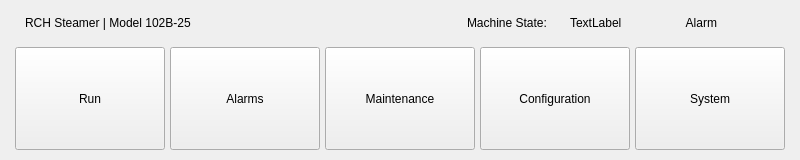
First picture: the form in ui/resources/Navigation_widget.ui, repository tamdak-dan/rch-steamer, before the edit.
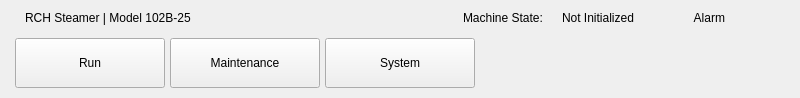
Second picture: the form after the edit.

Commit message: Run page buttons and slider working properly

The edit to the form file:
```diff
--- a/ui/resources/Navigation_widget.ui
+++ b/ui/resources/Navigation_widget.ui
@@ -7,7 +7,7 @@
     <x>0</x>
     <y>0</y>
     <width>800</width>
-    <height>160</height>
+    <height>98</height>
    </rect>
   </property>
   <property name="sizePolicy">
@@ -115,7 +115,7 @@
           </sizepolicy>
          </property>
          <property name="text">
-          <string>TextLabel</string>
+          <string>Not Initialized</string>
          </property>
         </widget>
        </item>
@@ -196,7 +196,7 @@
     </layout>
    </item>
    <item>
-    <layout class="QHBoxLayout" name="horizontalLayout" stretch="1,1,1,1,1">
+    <layout class="QHBoxLayout" name="horizontalLayout" stretch="1,1,1,0">
      <property name="spacing">
       <number>5</number>
      </property>
@@ -212,53 +212,34 @@
      <item>
       <widget class="QPushButton" name="btn_to_RunScreen">
        <property name="sizePolicy">
-        <sizepolicy hsizetype="Expanding" vsizetype="Expanding">
+        <sizepolicy hsizetype="Maximum" vsizetype="Maximum">
          <horstretch>1</horstretch>
          <verstretch>0</verstretch>
         </sizepolicy>
        </property>
+       <property name="minimumSize">
+        <size>
+         <width>150</width>
+         <height>50</height>
+        </size>
+       </property>
        <property name="text">
         <string>Run</string>
        </property>
       </widget>
      </item>
-     <item>
-      <widget class="QPushButton" name="btn_to_AlarmScreen">
-       <property name="sizePolicy">
-        <sizepolicy hsizetype="Expanding" vsizetype="Expanding">
-         <horstretch>1</horstretch>
-         <verstretch>0</verstretch>
-        </sizepolicy>
-       </property>
-       <property name="minimumSize">
-        <size>
-         <width>0</width>
-         <height>0</height>
-        </size>
-       </property>
-       <property name="maximumSize">
-        <size>
-         <width>16777215</width>
-         <height>16777215</height>
-        </size>
-       </property>
-       <property name="text">
-        <string>Alarms</string>
-       </property>
-      </widget>
-     </item>
      <item>
       <widget class="QPushButton" name="btn_to_MaintScreen">
        <property name="sizePolicy">
-        <sizepolicy hsizetype="Expanding" vsizetype="Expanding">
+        <sizepolicy hsizetype="Maximum" vsizetype="Maximum">
          <horstretch>1</horstretch>
          <verstretch>0</verstretch>
         </sizepolicy>
        </property>
        <property name="minimumSize">
         <size>
-         <width>0</width>
-         <height>0</height>
+         <width>150</width>
+         <height>50</height>
         </size>
        </property>
        <property name="maximumSize">
@@ -272,43 +253,18 @@
        </property>
       </widget>
      </item>
-     <item>
-      <widget class="QPushButton" name="btn_to_ConfigScreen">
-       <property name="sizePolicy">
-        <sizepolicy hsizetype="Expanding" vsizetype="Expanding">
-         <horstretch>1</horstretch>
-         <verstretch>0</verstretch>
-        </sizepolicy>
-       </property>
-       <property name="minimumSize">
-        <size>
-         <width>0</width>
-         <height>0</height>
-        </size>
-       </property>
-       <property name="maximumSize">
-        <size>
-         <width>16777215</width>
-         <height>16777215</height>
-        </size>
-       </property>
-       <property name="text">
-        <string>Configuration</string>
-       </property>
-      </widget>
-     </item>
      <item>
       <widget class="QPushButton" name="btn_to_SystemScreen">
        <property name="sizePolicy">
-        <sizepolicy hsizetype="Expanding" vsizetype="Expanding">
-         <horstretch>0</horstretch>
+        <sizepolicy hsizetype="Maximum" vsizetype="Maximum">
+         <horstretch>1</horstretch>
          <verstretch>0</verstretch>
         </sizepolicy>
        </property>
        <property name="minimumSize">
         <size>
-         <width>0</width>
-         <height>0</height>
+         <width>150</width>
+         <height>50</height>
         </size>
        </property>
        <property name="text">
@@ -316,6 +272,19 @@
        </property>
       </widget>
      </item>
+     <item>
+      <spacer name="horizontalSpacer_3">
+       <property name="orientation">
+        <enum>Qt::Orientation::Horizontal</enum>
+       </property>
+       <property name="sizeHint" stdset="0">
+        <size>
+         <width>150</width>
+         <height>20</height>
+        </size>
+       </property>
+      </spacer>
+     </item>
     </layout>
    </item>
   </layout>
```
The commit also changes 10 other files.
